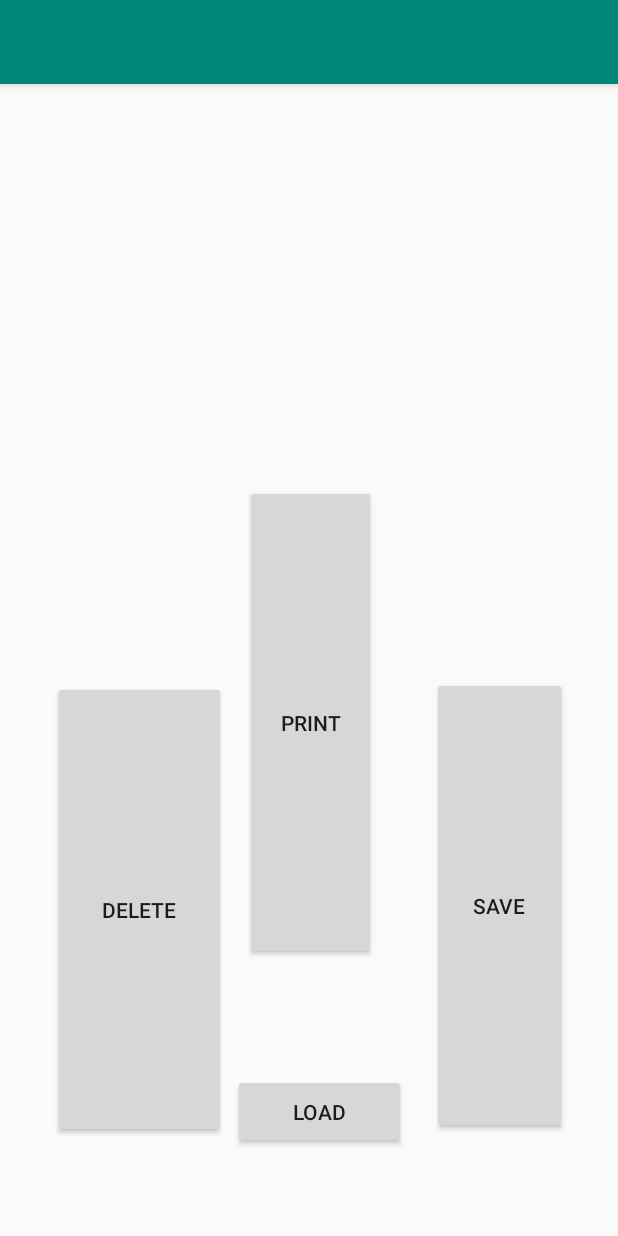
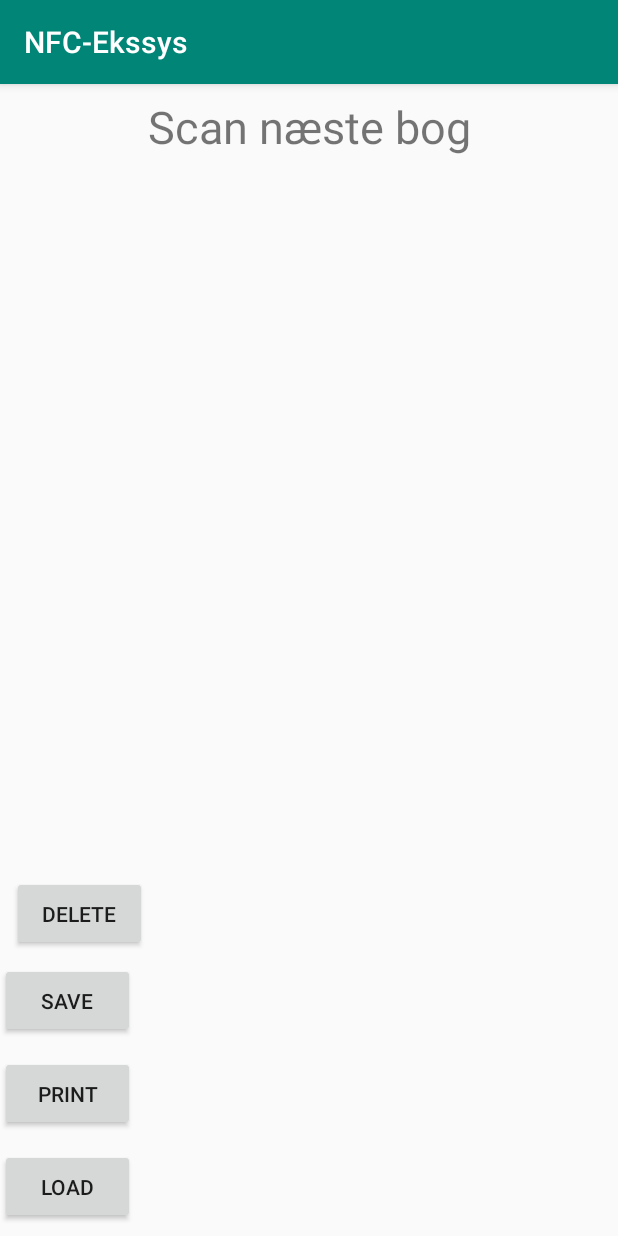
Before and after one commit to gjorup95/StatsBiblioteket-NFC-Tag-Prototype, an Android app: the MainActivity screen opened directly, with no data from a screen before it, after a tap on "PRINT", on a phone screen of 412 x 824 dp. Run offline under Robolectric (Android 15) with nearby library versions, the phone set to English and light mode, and no system bars; 1 statement that could not run was skipped.

Commit message:
ADding gui top opsætning

```diff
--- a/app/src/main/AndroidManifest.xml
+++ b/app/src/main/AndroidManifest.xml
@@ -18,7 +18,7 @@
         <activity
             android:name=".MainActivity"
             android:label="@string/app_name"
-            android:theme="@style/AppTheme.NoActionBar">
+            android:theme="@style/AppTheme">
         </activity>
         <activity android:name=".FetchBooks" />
         <activity android:name=".WorkSelector">
--- a/app/src/main/java/com/example/bruger/nfc_ekssys/MainActivity.java
+++ b/app/src/main/java/com/example/bruger/nfc_ekssys/MainActivity.java
@@ -5,42 +5,22 @@ import android.app.PendingIntent;
 import android.content.Context;
 import android.content.Intent;
 import android.content.SharedPreferences;
-import android.content.pm.PackageManager;
 import android.nfc.NdefMessage;
-import android.nfc.NdefRecord;
 import android.nfc.NfcAdapter;
 import android.nfc.Tag;
-import android.nfc.tech.MifareClassic;
-import android.nfc.tech.MifareUltralight;
-import android.os.Build;
 import android.os.Bundle;
-import android.os.Environment;
-import android.os.Handler;
 import android.os.Parcelable;
-import android.preference.PreferenceManager;
 import android.provider.Settings;
-import android.support.annotation.RequiresApi;
-import android.support.design.widget.FloatingActionButton;
-import android.support.design.widget.Snackbar;
 import android.support.v7.app.AppCompatActivity;
-import android.support.v7.widget.Toolbar;
 import android.util.Log;
 import android.view.View;
-import android.view.Menu;
-import android.view.MenuItem;
 import android.widget.Button;
+import android.widget.ImageView;
 import android.widget.TextView;
 import android.widget.Toast;
 
-import com.google.common.reflect.TypeToken;
-import com.google.gson.Gson;
-
 import java.io.ByteArrayInputStream;
 import java.io.ByteArrayOutputStream;
-import java.io.File;
-import java.io.FileInputStream;
-import java.io.FileNotFoundException;
-import java.io.FileOutputStream;
 import java.io.IOException;
 import java.io.ObjectInputStream;
 import java.io.ObjectOutputStream;
@@ -52,12 +32,9 @@ import java.util.Collections;
 import java.util.HashMap;
 import java.util.List;
 import java.util.Map;
-import java.util.Properties;
 
-import static java.util.Map.Entry.comparingByValue;
-import static java.util.stream.Collectors.toMap;
 
-public class MainActivity extends AppCompatActivity implements Serializable {
+public class    MainActivity extends AppCompatActivity implements Serializable {
     private TextView text;
     private NfcAdapter nfcAdapter;
     private PendingIntent pendingIntent;
@@ -73,6 +50,9 @@ public class MainActivity extends AppCompatActivity implements Serializable {
     private List<BookImpl> bookList;
 
     int duration = Toast.LENGTH_SHORT;
+    private ImageView acceptView;
+    private TextView nextBookText;
+    private Button nextBookButton;
 
 
     @Override
@@ -82,12 +62,23 @@ public class MainActivity extends AppCompatActivity implements Serializable {
         bookMap = new HashMap<>();
         bookList = new ArrayList<>();
         setContentView(R.layout.activity_main);
-        text = (TextView) findViewById(R.id.text);
+        text = (TextView) findViewById(R.id.acceptTextMain);
         nfcAdapter = NfcAdapter.getDefaultAdapter(this);
         printButton = findViewById(R.id.buttonPrint);
         saveButton = findViewById(R.id.saveButton);
         loadButton = findViewById(R.id.loadButton);
         deleteButton = findViewById(R.id.deleteButton);
+        acceptView = findViewById(R.id.imageView);
+        nextBookText=findViewById(R.id.nextBookText);
+        text.setText("Scan næste bog");
+        nextBookButton = findViewById(R.id.nextBookReset);
+        nextBookButton.setVisibility(View.GONE);
+        nextBookButton.setOnClickListener(new View.OnClickListener() {
+            @Override
+            public void onClick(View view) {
+                resetGUI();
+            }
+        });
         try {
             loadHashMap();
         } catch (IOException e) {
@@ -234,7 +225,10 @@ public class MainActivity extends AppCompatActivity implements Serializable {
                 previousBook = currentBook;
             }
             // first scan
+            nextBookText.setVisibility(View.VISIBLE);
             currentBook = getBook(toDec(id));
+            nextBookText.setText(currentBook.getName()+" scannet");
+            text.setText("Scan bogen ved siden af");
             updateList();
             if (scans >= 1) {
                 if (isBookPlacedCorrectly(previousBook, currentBook)) {
@@ -255,15 +249,25 @@ public class MainActivity extends AppCompatActivity implements Serializable {
             if (Math.abs(previousBook.getInternalID() - currentBook.getInternalID()) <= 1 && currentBook.getId() != previousBook.getId()) {
                 Log.d(String.valueOf(printTag), "bookid 1: " + previousBook.getInternalID() + " - bookid 2: " + currentBook.getInternalID());
                 Toast.makeText(this, "Bogen er placeret korrekt", duration).show();
+                acceptView.setImageResource(R.drawable.ic_flueben);
+                acceptView.setVisibility(View.VISIBLE);
+                text.setText("Bogen er placeret korrekt");
+                nextBookButton.setVisibility(View.VISIBLE);
                 return true;
             }
             if (currentBook.getId() == previousBook.getId()) {
                 // forkert placeret
                 Toast.makeText(this, "Du har scannet samme bog to gange", duration).show();
+                acceptView.setImageResource(R.drawable.ic_afvist);
+                acceptView.setVisibility(View.VISIBLE);
+                text.setText("Du har scannet samme bog to gange");
                 return false;
             }
         }
         // scannet forkert nummer 2 bog
+        acceptView.setImageResource(R.drawable.ic_afvist);
+        acceptView.setVisibility(View.VISIBLE);
+        text.setText("Du har placeret bogen forkert, scan igen");
         Toast.makeText(this, "Du har placeret bogen forkert, scan igen", duration).show();
         return false;
     }
@@ -275,16 +279,6 @@ public class MainActivity extends AppCompatActivity implements Serializable {
         }
     }
 
-    private void setUpTextView() {
-        final StringBuilder stringBuilder = new StringBuilder();
-        String str;
-        for (int i=0; i<bookList.size(); i++) {
-            str = bookList.get(i).getInternalID() + ", ";
-            stringBuilder.append(str);
-        }
-        text.setText(stringBuilder);
-    }
-
     private BookImpl getBook(Long id) {
         return bookMap.get(id);
     }
@@ -294,7 +288,6 @@ public class MainActivity extends AppCompatActivity implements Serializable {
         ArrayList<BookImpl> listOfKeys = new ArrayList<>(demo);
         bookList = listOfKeys;
         Collections.sort(bookList);
-        setUpTextView();
     }
     /**
      * Read the object from Base64 string.
@@ -321,4 +314,10 @@ public class MainActivity extends AppCompatActivity implements Serializable {
         oos.close();
         return Base64.getEncoder().encodeToString(baos.toByteArray());
     }
+    void resetGUI(){
+        acceptView.setVisibility(View.GONE);
+        text.setText("Scan næste bog");
+        nextBookText.setVisibility(View.GONE);
+        nextBookButton.setVisibility(View.GONE);
+    }
 }
--- a/app/src/main/res/layout/activity_main.xml
+++ b/app/src/main/res/layout/activity_main.xml
@@ -1,26 +1,115 @@
 <?xml version="1.0" encoding="utf-8"?>
-<android.support.design.widget.CoordinatorLayout xmlns:android="http://schemas.android.com/apk/res/android"
+<android.support.constraint.ConstraintLayout xmlns:android="http://schemas.android.com/apk/res/android"
     xmlns:app="http://schemas.android.com/apk/res-auto"
     xmlns:tools="http://schemas.android.com/tools"
     android:layout_width="match_parent"
     android:layout_height="match_parent"
     tools:context=".MainActivity">
 
-    <android.support.design.widget.AppBarLayout
-        android:layout_width="match_parent"
+    <Button
+        android:id="@+id/saveButton"
+        android:layout_width="90dp"
+        android:layout_height="50dp"
+        android:layout_alignParentTop="true"
+        android:layout_alignParentEnd="true"
+        android:layout_alignParentBottom="true"
+        android:layout_marginBottom="12dp"
+        android:text="Save"
+        app:layout_constraintBottom_toTopOf="@+id/buttonPrint"
+        tools:layout_editor_absoluteX="8dp" />
+
+    <Button
+        android:id="@+id/loadButton"
+        android:layout_width="90dp"
+        android:layout_height="50dp"
+        android:layout_alignParentStart="true"
+        android:layout_alignParentEnd="true"
+        android:layout_alignParentBottom="true"
+        android:layout_marginBottom="8dp"
+        android:text="Load"
+        app:layout_constraintBottom_toBottomOf="parent"
+        tools:layout_editor_absoluteX="8dp" />
+
+    <Button
+        android:id="@+id/deleteButton"
+        android:layout_width="90dp"
+        android:layout_height="50dp"
+        android:layout_alignParentStart="true"
+        android:layout_alignParentTop="true"
+        android:layout_alignParentEnd="true"
+        android:layout_alignParentBottom="true"
+        android:layout_marginStart="8dp"
+        android:layout_marginBottom="8dp"
+        android:text="Delete"
+        app:layout_constraintBottom_toTopOf="@+id/saveButton"
+        app:layout_constraintStart_toStartOf="parent" />
+
+    <Button
+        android:id="@+id/buttonPrint"
+
+        android:layout_width="90dp"
+        android:layout_height="50dp"
+        android:layout_alignStart="@+id/text"
+        android:layout_alignParentTop="true"
+        android:layout_alignParentEnd="true"
+        android:layout_alignParentBottom="true"
+        android:layout_marginBottom="12dp"
+        android:elevation="20dp"
+        android:text="Print"
+        app:layout_constraintBottom_toTopOf="@+id/loadButton"
+        tools:layout_editor_absoluteX="8dp" />
+
+    <ImageView
+        android:id="@+id/imageView"
+        android:layout_width="121dp"
+        android:layout_height="137dp"
+        android:layout_marginStart="8dp"
+        android:layout_marginTop="8dp"
+        android:layout_marginEnd="8dp"
+        app:layout_constraintEnd_toEndOf="parent"
+        app:layout_constraintStart_toStartOf="parent"
+        app:layout_constraintTop_toBottomOf="@+id/acceptTextMain"
+        app:srcCompat="@drawable/ic_flueben"
+        android:visibility="gone"/>
+
+    <TextView
+        android:id="@+id/acceptTextMain"
+        android:layout_width="wrap_content"
         android:layout_height="wrap_content"
-        android:theme="@style/AppTheme.AppBarOverlay">
+        android:layout_marginStart="8dp"
+        android:layout_marginTop="8dp"
+        android:layout_marginEnd="8dp"
+        android:text="TextView"
+        android:textSize="30sp"
+        app:layout_constraintEnd_toEndOf="parent"
+        app:layout_constraintStart_toStartOf="parent"
+        app:layout_constraintTop_toBottomOf="@+id/nextBookText" />
 
-        <android.support.v7.widget.Toolbar
-            android:id="@+id/toolbar"
-            android:layout_width="match_parent"
-            android:layout_height="?attr/actionBarSize"
-            android:background="?attr/colorPrimary"
-            app:popupTheme="@style/AppTheme.PopupOverlay" />
+    <TextView
+        android:id="@+id/nextBookText"
+        android:layout_width="wrap_content"
+        android:layout_height="wrap_content"
+        android:layout_marginStart="8dp"
+        android:layout_marginTop="8dp"
+        android:layout_marginEnd="8dp"
+        android:text="TextView"
+        android:textSize="30sp"
+        app:layout_constraintEnd_toEndOf="parent"
+        app:layout_constraintStart_toStartOf="parent"
+        app:layout_constraintTop_toTopOf="parent"
+        android:visibility="gone"/>
 
-    </android.support.design.widget.AppBarLayout>
-
-    <include layout="@layout/content_main" />
+    <Button
+        android:id="@+id/nextBookReset"
+        android:layout_width="wrap_content"
+        android:layout_height="wrap_content"
+        android:layout_marginStart="8dp"
+        android:layout_marginEnd="8dp"
+        android:layout_marginBottom="8dp"
+        android:text="Næste bog"
+        app:layout_constraintBottom_toTopOf="@+id/deleteButton"
+        app:layout_constraintEnd_toEndOf="parent"
+        app:layout_constraintStart_toStartOf="parent" />
 
 
-</android.support.design.widget.CoordinatorLayout>
+</android.support.constraint.ConstraintLayout>
--- a/app/src/main/res/layout/activity_work_selector.xml
+++ b/app/src/main/res/layout/activity_work_selector.xml
@@ -11,7 +11,7 @@
         android:layout_width="wrap_content"
         android:layout_height="wrap_content"
         android:layout_marginTop="8dp"
-        android:text="Afhæntning"
+        android:text="Afhentning"
         app:layout_constraintEnd_toEndOf="parent"
         app:layout_constraintStart_toStartOf="parent"
         app:layout_constraintTop_toTopOf="parent" />
```
Also changed, not shown: app/src/main/res/drawable-v24/drawable-hdpi/kisspng-symbol-icon-warning-icons-5aa8e8dd02cc16.0225436815210191010115.png (added), app/src/main/res/drawable-v24/drawable-hdpi/qcBBexbc5.png (added), app/src/main/res/drawable-v24/drawable-ldpi/kisspng-symbol-icon-warning-icons-5aa8e8dd02cc16.0225436815210191010115.png (added), app/src/main/res/drawable-v24/drawable-ldpi/qcBBexbc5.png (added), app/src/main/res/drawable-v24/drawable-mdpi/kisspng-symbol-icon-warning-icons-5aa8e8dd02cc16.0225436815210191010115.png (added), app/src/main/res/drawable-v24/drawable-mdpi/qcBBexbc5.png (added), app/src/main/res/drawable-v24/drawable-xhdpi/kisspng-symbol-icon-warning-icons-5aa8e8dd02cc16.0225436815210191010115.png (added), app/src/main/res/drawable-v24/drawable-xhdpi/qcBBexbc5.png (added), app/src/main/res/drawable-v24/drawable-xxhdpi/kisspng-symbol-icon-warning-icons-5aa8e8dd02cc16.0225436815210191010115.png (added), app/src/main/res/drawable-v24/drawable-xxhdpi/qcBBexbc5.png (added), app/src/main/res/drawable-v24/drawable-xxxhdpi/kisspng-symbol-icon-warning-icons-5aa8e8dd02cc16.0225436815210191010115.png (added), app/src/main/res/drawable-v24/drawable-xxxhdpi/qcBBexbc5.png (added).
